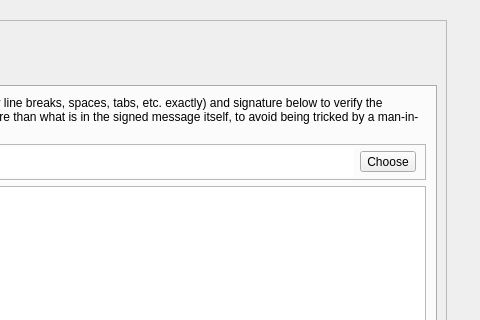
This is src/qt/forms/signverifymessagedialog.ui in MassGrid/MassGrid as Qt 5 draws it before an edit; both pictures show x 342 to 822 and y 0 to 320 of the 822 by 467 pixel window. The edited form follows.
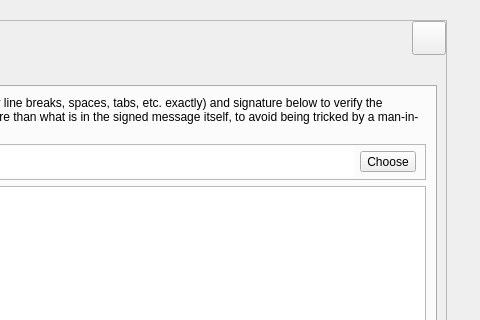
This is the edited form. The open tabs and pages were chosen to show the change. Icons and pictures are not drawn. Custom widgets are drawn as their Qt base class.

```diff
--- a/src/qt/forms/signverifymessagedialog.ui
+++ b/src/qt/forms/signverifymessagedialog.ui
@@ -123,13 +123,7 @@
               <enum>Qt::NoFocus</enum>
              </property>
              <property name="styleSheet">
-              <string notr="true">    min-width:20px;
-    min-height:20px;
-    max-width:20px;
-    max-height:20px;
-    border:7px solid rgb(255,255,255,0);
-	image: url(:/res/pic/closeBtn.png);
-</string>
+              <string notr="true"/>
              </property>
              <property name="text">
               <string/>
```
Left out of the diff: 5 changed lines with no effect on the pictures.
